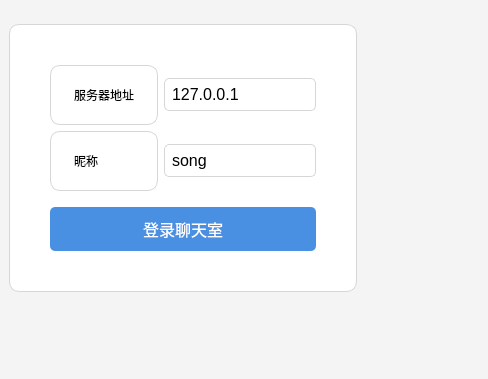
Old version of the form ChatClient/mainwindow.ui in the repository Jvsong/Qtlab4; both pictures show x 122 to 610 and y 125 to 504 of the 610 by 504 pixel window.
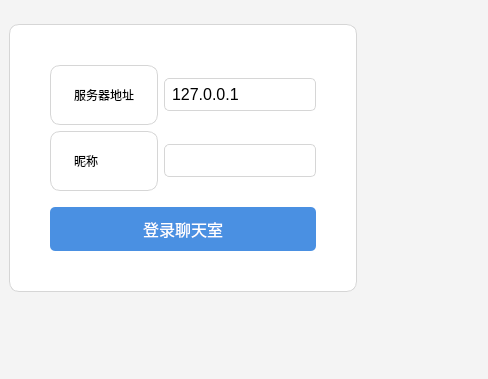
New version of the form.

```diff
--- a/ChatClient/mainwindow.ui
+++ b/ChatClient/mainwindow.ui
@@ -223,7 +223,7 @@
              <item row="1" column="1">
               <widget class="QLineEdit" name="usernameEdit">
                <property name="text">
-                <string>song</string>
+                <string/>
                </property>
               </widget>
              </item>
```
